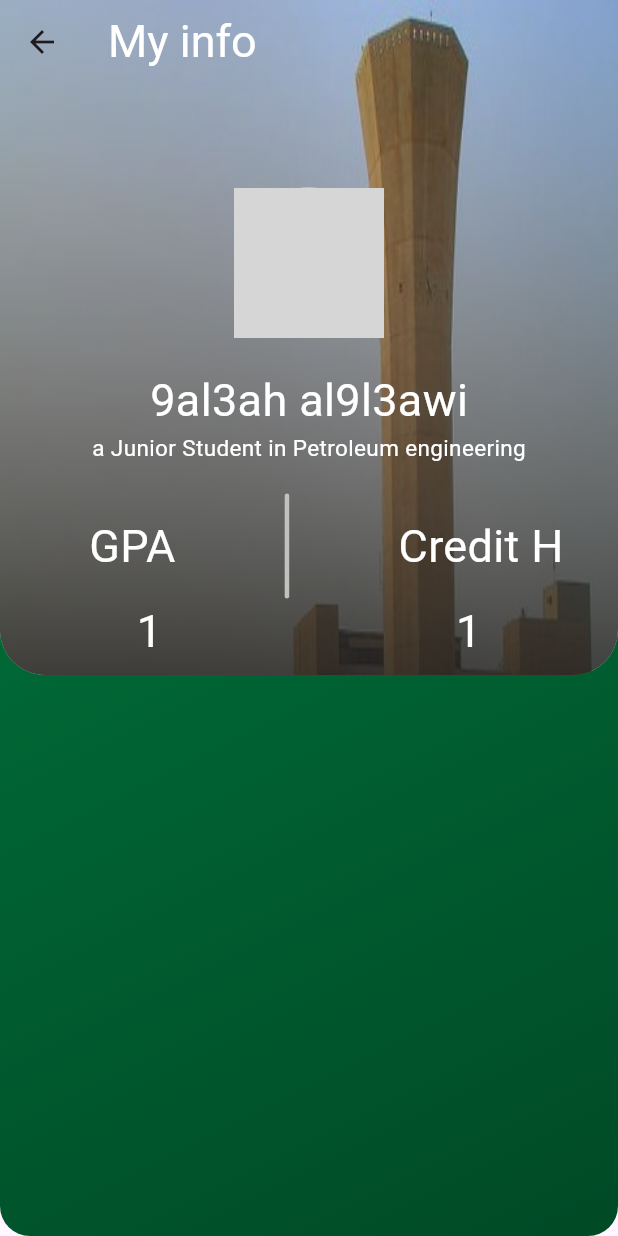
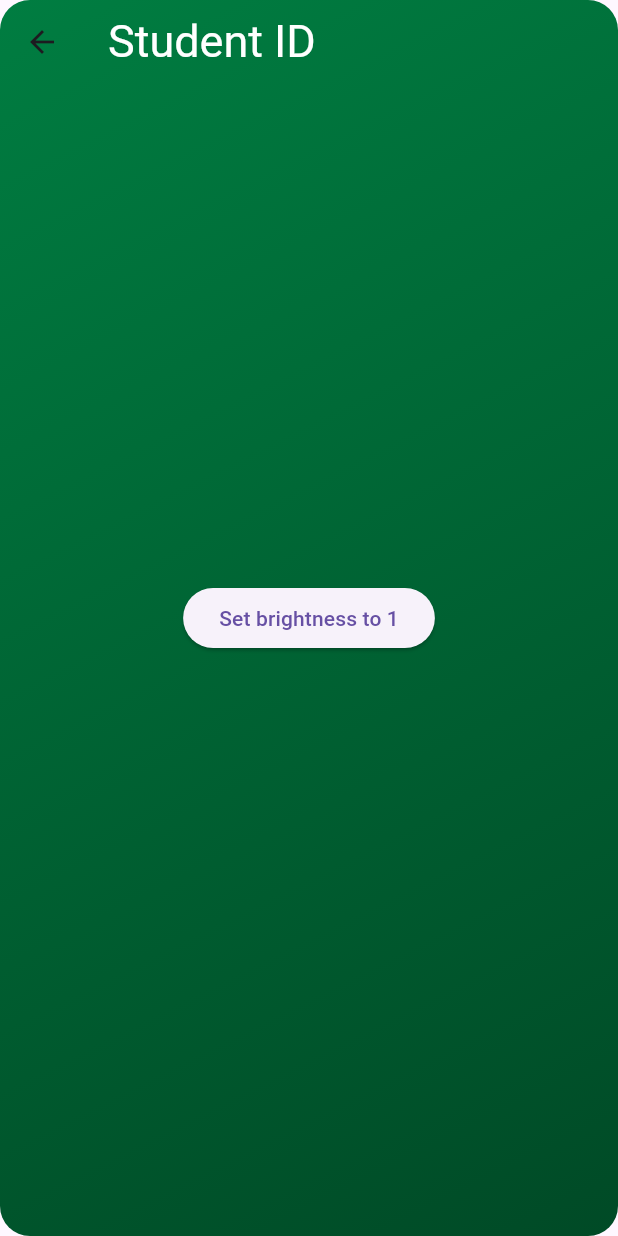
Before and after one commit to i-3mr/mefa8, a Flutter app: the screen it shows after launch, item 2 of the bottom bar chosen, on a phone screen of 412 x 824 dp. Run offline on Flutter 3.47's test engine with Material 3 defaults, Android fonts, the phone set to English and light mode, and no system bars; our stand-ins replace font_awesome_flutter, google_fonts, hooks_riverpod; missing offline and left inert: nfc_manager, screen_brightness, svg_flutter; Roboto replaces fonts that are missing (Kenia); grey boxes are pictures that could not be loaded.

Commit message:
student-id NFC, Brightness

```diff
--- /dev/null
+++ b/lib/screens/student_id.dart
@@ -0,0 +1,144 @@
+import 'dart:convert';
+import 'dart:developer';
+import 'dart:typed_data';
+
+import 'package:flutter/material.dart';
+import 'package:mefa8/const.dart';
+import 'package:screen_brightness/screen_brightness.dart';
+import 'package:nfc_manager/nfc_manager.dart';
+
+class StudentIDScreen extends StatefulWidget {
+  const StudentIDScreen({super.key});
+
+  @override
+  State<StudentIDScreen> createState() => _StudentIDScreenState();
+}
+
+class _StudentIDScreenState extends State<StudentIDScreen> {
+  ValueNotifier<dynamic> result = ValueNotifier(null);
+  double? init;
+  @override
+  void initState() {
+    super.initState();
+    setBrightness(1);
+  }
+
+  @override
+  void dispose() {
+    super.dispose();
+    resetBrightness();
+  }
+
+  @override
+  Widget build(BuildContext context) {
+    return Scaffold(
+      extendBodyBehindAppBar: true,
+      appBar: AppBar(
+        elevation: 0,
+        backgroundColor: Colors.transparent,
+        title: const Text(
+          'Student ID',
+          style: TextStyle(color: Colors.white, fontSize: 30),
+        ),
+      ),
+      body: Container(
+        alignment: Alignment.center,
+        height: double.infinity,
+        width: double.infinity,
+        decoration: BoxDecoration(
+          color: const Color(Const.primaryGreen),
+          borderRadius: BorderRadius.circular(20),
+          gradient: const LinearGradient(
+            begin: Alignment.topLeft,
+            end: Alignment.bottomRight,
+            colors: [
+              Color(Const.primaryGreen),
+              Color(Const.darkGreen),
+            ],
+          ),
+        ),
+        child: Center(
+          child: ElevatedButton(
+            child: const Text('Set brightness to 1'),
+            onPressed: () async {
+              _ndefWrite();
+            },
+          ),
+        ),
+      ),
+    );
+  }
+
+  Future<void> resetBrightness() async {
+    try {
+      await ScreenBrightness().resetScreenBrightness();
+    } catch (e) {
+      print(e);
+      throw 'Failed to reset brightness';
+    }
+  }
+
+  void _tagRead() {
+    NfcManager.instance.startSession(onDiscovered: (NfcTag tag) async {
+      result.value = tag.data;
+      log(tag.data.toString());
+      log(tag.toString());
+      NfcManager.instance.stopSession();
+    });
+  }
+
+  Future<void> setBrightness(double brightness) async {
+    try {
+      await ScreenBrightness().setScreenBrightness(brightness);
+    } catch (e) {
+      print(e);
+      throw 'Failed to set brightness';
+    }
+  }
+
+  void addContact(Contact contact) async {
+    log("message !!");
+  }
+
+  void _ndefWrite() {
+    NfcManager.instance.startSession(onDiscovered: (NfcTag tag) async {
+      var ndef = Ndef.from(tag);
+      if (ndef == null || !ndef.isWritable) {
+        result.value = 'Tag is not ndef writable';
+        NfcManager.instance.stopSession(errorMessage: result.value);
+        return;
+      }
+
+      NdefMessage message = NdefMessage([
+        NdefRecord.createText('Hello World!'),
+        NdefRecord.createUri(Uri.parse('https://flutter.dev')),
+        NdefRecord.createMime(
+            'text/plain', Uint8List.fromList('Hello'.codeUnits)),
+        NdefRecord.createExternal(
+            'com.example', 'mytype', Uint8List.fromList('mydata'.codeUnits)),
+      ]);
+
+      try {
+        await ndef.write(message);
+        result.value = 'Success to "Ndef Write"';
+        NfcManager.instance.stopSession();
+      } catch (e) {
+        result.value = e;
+        NfcManager.instance.stopSession(errorMessage: result.value.toString());
+        return;
+      }
+    });
+  }
+}
+
+class Contact {
+  final String name;
+  final String phone;
+
+  Contact({required this.name, required this.phone});
+
+  Map<String, dynamic> toJson() => {'name': name, 'phone': phone};
+
+  static Contact fromJson(Map<String, dynamic> json) =>
+      Contact(name: json['name'], phone: json['phone']);
+}
--- a/lib/widgets/home/bottom-navbar.dart
+++ b/lib/widgets/home/bottom-navbar.dart
@@ -6,6 +6,7 @@ import 'package:mefa8/icons/calendar_icon.dart';
 import 'package:mefa8/icons/home_icon.dart';
 import 'package:mefa8/providers/pages.dart';
 import 'package:mefa8/screens/profile.dart';
+import 'package:mefa8/screens/student_id.dart';
 import 'package:svg_flutter/svg.dart';
 
 class BottomNavBar extends StatelessWidget {
@@ -56,7 +57,7 @@ class BottomNavBar extends StatelessWidget {
               onTap: () {
                 ref.read(PagesProvider.notifier).state = 1;
                 Navigator.push(context, MaterialPageRoute(builder: (context) {
-                  return const ProfileScreen();
+                  return const StudentIDScreen();
                 }));
               },
               child: Column(
--- a/pubspec.yaml
+++ b/pubspec.yaml
@@ -38,6 +38,8 @@ dependencies:
   hooks_riverpod: ^2.4.9
   google_fonts: ^6.1.0
   svg_flutter: ^0.0.1
+  screen_brightness: ^0.2.2+1
+  nfc_manager: ^3.3.0
 
 dev_dependencies:
   flutter_test:
```
Also changed, not shown: pubspec.lock, 6 other files.
